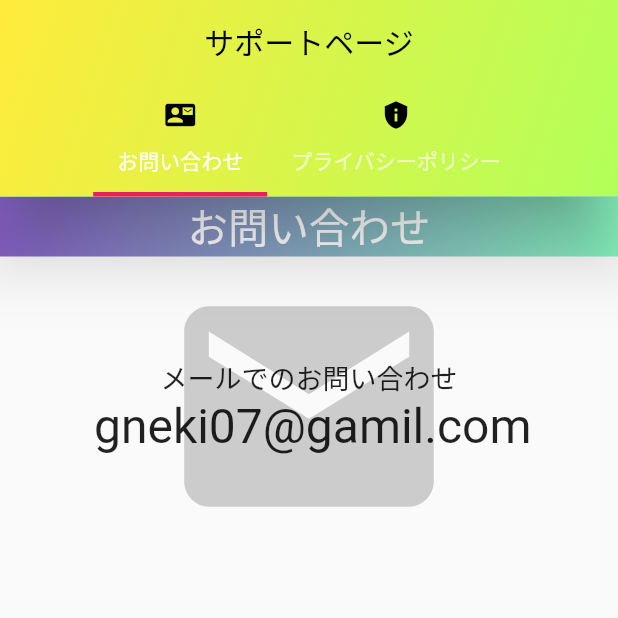
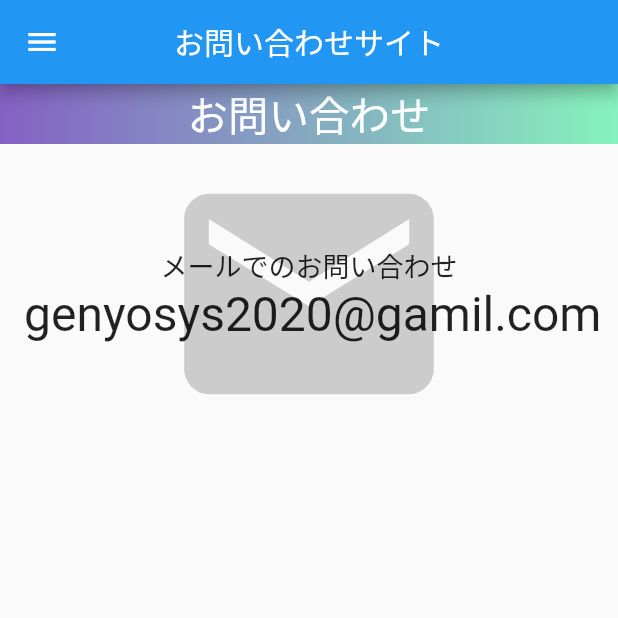
Before and after one commit to runrunhika/web-genyosystem, a Flutter app: the screen it shows after launch, on a phone screen of 412 x 824 dp, the top half of it. Run offline on Flutter 3.47's test engine with Material 2 defaults, Android fonts, the phone set to English and light mode, and no system bars.

Commit message:
sport page

```diff
--- a/lib/pages/contact_page.dart
+++ /dev/null
@@ -1,77 +0,0 @@
-import 'package:flutter/material.dart';
-
-class ContactPage extends StatelessWidget {
-  const ContactPage({Key? key}) : super(key: key);
-
-  @override
-  Widget build(BuildContext context) {
-    return ListView(
-        children: [
-          //contact
-          Container(
-              width: double.infinity,
-              height: 40,
-              decoration: BoxDecoration(
-                  color: Colors.black.withOpacity(.8),
-                  gradient: LinearGradient(
-                      colors: [Colors.deepPurple, Colors.greenAccent])),
-              child: Center(
-                child: Text(
-                  "お問い合わせ",
-                  style: TextStyle(fontSize: 27, color: Colors.white),
-                ),
-              )),
-          // Mail
-          Stack(
-            alignment: Alignment.center,
-            children: [
-              Icon(
-                Icons.mail,
-                size: 200,
-                color: Colors.grey.withOpacity(.5),
-              ),
-              Padding(
-                padding: const EdgeInsets.symmetric(vertical: 30),
-                child: Column(
-                  mainAxisAlignment: MainAxisAlignment.center,
-                  children: [
-                    Text("メールでのお問い合わせ", style: TextStyle(fontSize: 18)),
-                    Padding(
-                        padding: const EdgeInsets.only(left: 8.0),
-                        child: buildText())
-                  ],
-                ),
-              ),
-            ],
-          ),
-        ],
-    );
-  }
-
-  Widget buildText() {
-    final text = 'gneki07@gamil.com';
-
-    return TextSelectionTheme(
-      data: TextSelectionThemeData(
-          // cursorColor: Colors.red,
-          // selectionColor: Colors.orange,
-          // selectionHandleColor: Colors.green,
-          ),
-      child: SelectableText(
-        text,
-        style: TextStyle(fontSize: 32),
-        scrollPhysics: BouncingScrollPhysics(),
-        toolbarOptions: ToolbarOptions(
-          copy: true,
-          paste: true,
-          cut: true,
-          selectAll: true,
-        ),
-        // maxLines: 10,
-        showCursor: true,
-        onSelectionChanged: (selection, cause) {},
-      ),
-    );
-  }
-
-}
--- a/lib/pages/home_page.dart
+++ b/lib/pages/home_page.dart
@@ -1,24 +1,99 @@
 import 'package:flutter/material.dart';
-import 'package:web_genyosystem/pages/contact_page.dart';
 import 'package:web_genyosystem/pages/pp/pp_page.dart';
-import 'package:web_genyosystem/widget/tabbar_widget.dart';
+import 'package:web_genyosystem/pages/pp/web_pp.dart';
 
 class HomePage extends StatelessWidget {
   const HomePage({Key? key}) : super(key: key);
 
   @override
   Widget build(BuildContext context) {
-    return TabBarWidget(
-      title: 'サポートページ',
-      tabs: [
-        Tab(
-            icon: Icon(Icons.contact_mail, size: 20, color: Colors.black),
-            text: 'お問い合わせ'),
-        Tab(
-            icon: Icon(Icons.privacy_tip, size: 20, color: Colors.black),
-            text: 'プライバシーポリシー'),
-      ],
-      children: [ContactPage(), PPPage()],
+    return Scaffold(
+      appBar: AppBar(
+        title: Text('お問い合わせサイト'),
+        centerTitle: true,
+      ),
+      drawer: Drawer(
+        child: ListView(
+          children: [
+            Divider(),
+            ListTile(
+              title: Text("PrivacyPolicy"),
+              trailing: Icon(Icons.privacy_tip),
+              onTap: () {
+                Navigator.push(
+                    context, MaterialPageRoute(builder: (ctx) => PPPage()));
+              },
+            ),
+          ],
+        ),
+      ),
+      body: ListView(
+        children: [
+          //contact
+          Container(
+              width: double.infinity,
+              height: 40,
+              decoration: BoxDecoration(
+                  color: Colors.black.withOpacity(.8),
+                  gradient: LinearGradient(
+                      colors: [Colors.deepPurple, Colors.greenAccent])),
+              child: Center(
+                child: Text(
+                  "お問い合わせ",
+                  style: TextStyle(fontSize: 27, color: Colors.white),
+                ),
+              )),
+          // Mail
+          Stack(
+            alignment: Alignment.center,
+            children: [
+              Icon(
+                Icons.mail,
+                size: 200,
+                color: Colors.grey.withOpacity(.5),
+              ),
+              Padding(
+                padding: const EdgeInsets.symmetric(vertical: 30),
+                child: Column(
+                  mainAxisAlignment: MainAxisAlignment.center,
+                  children: [
+                    Text("メールでのお問い合わせ", style: TextStyle(fontSize: 18)),
+                    Padding(
+                        padding: const EdgeInsets.only(left: 8.0),
+                        child: buildText())
+                  ],
+                ),
+              ),
+            ],
+          ),
+        ],
+      ),
+    );
+  }
+
+  Widget buildText() {
+    final text = 'genyosys2020@gamil.com';
+
+    return TextSelectionTheme(
+      data: TextSelectionThemeData(
+          // cursorColor: Colors.red,
+          // selectionColor: Colors.orange,
+          // selectionHandleColor: Colors.green,
+          ),
+      child: SelectableText(
+        text,
+        style: TextStyle(fontSize: 32),
+        scrollPhysics: BouncingScrollPhysics(),
+        toolbarOptions: ToolbarOptions(
+          copy: true,
+          paste: true,
+          cut: true,
+          selectAll: true,
+        ),
+        // maxLines: 10,
+        showCursor: true,
+        onSelectionChanged: (selection, cause) {},
+      ),
     );
   }
 }
--- a/lib/pages/pp/mobile_pp.dart
+++ b/lib/pages/pp/mobile_pp.dart
@@ -9,7 +9,12 @@ class _MobilPPScreenState extends State<MobilPPScreen> {
   @override
   Widget build(BuildContext context) {
     final style = TextStyle(decoration: TextDecoration.underline, fontSize: 20);
-    return ListView(
+    return Scaffold(
+      appBar: AppBar(
+        title: Text('お問い合わせサイト'),
+        centerTitle: true,
+      ),
+      body: ListView(
         children: <Widget>[
           //プライバシーポリシーについて
           Container(
@@ -241,6 +246,7 @@ class _MobilPPScreenState extends State<MobilPPScreen> {
             ),
           ),
         ],
+      ),
     );
   }
 }
--- a/lib/pages/pp/web_pp.dart
+++ b/lib/pages/pp/web_pp.dart
@@ -9,7 +9,12 @@ class _WebPPScreenState extends State<WebPPScreen> {
   @override
   Widget build(BuildContext context) {
     final style = TextStyle(decoration: TextDecoration.underline, fontSize: 20);
-    return ListView(
+    return Scaffold(
+      appBar: AppBar(
+        title: Text('お問い合わせサイト'),
+        centerTitle: true,
+      ),
+      body: ListView(
         children: <Widget>[
           //プライバシーポリシーについて
           Container(
@@ -238,6 +243,7 @@ class _WebPPScreenState extends State<WebPPScreen> {
             ),
           ),
         ],
+      ),
     );
   }
 }
--- a/lib/widget/tabbar_widget.dart
+++ /dev/null
@@ -1,45 +0,0 @@
-import 'package:flutter/material.dart';
-
-class TabBarWidget extends StatelessWidget {
-  final String title;
-  final List<Tab> tabs;
-  final List<Widget> children;
-
-  const TabBarWidget(
-      {Key? key,
-      required this.title,
-      required this.tabs,
-      required this.children})
-      : super(key: key);
-
-  @override
-  Widget build(BuildContext context) {
-    return DefaultTabController(
-      length: tabs.length,
-      child: Scaffold(
-        appBar: AppBar(
-          title: Text(title, style: TextStyle(color: Colors.black),),
-          centerTitle: true,
-          flexibleSpace: Container(
-            decoration: BoxDecoration(
-                gradient: LinearGradient(
-                    colors: [Colors.lightGreenAccent, Colors.yellow],
-                    begin: Alignment.bottomRight,
-                    end: Alignment.topLeft)),
-          ),
-          bottom: TabBar(
-            isScrollable: true,
-            indicatorColor: Colors.pink,
-            indicatorWeight: 3,
-            tabs: tabs,
-          ),
-          elevation: 20,
-          titleSpacing: 20,
-        ),
-        body: TabBarView(
-          children: children,
-        ),
-      ),
-    );
-  }
-}
```
Also changed, not shown: 2 other files.
